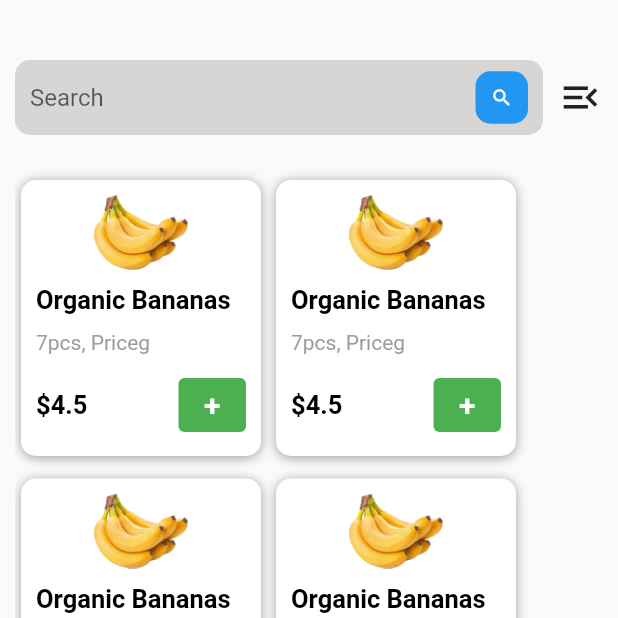
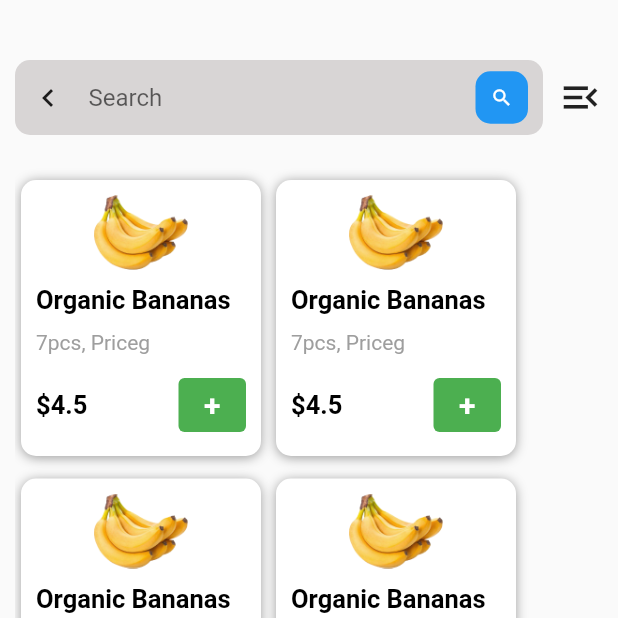
Before and after one commit to jahidul96/grocery_app, a Flutter app: the screen it shows after launch, item 2 of the bottom bar chosen, on a phone screen of 412 x 824 dp, the top half of it. Run offline on Flutter 3.47's test engine with Material 2 defaults, Android fonts, the phone set to English and light mode, and no system bars; our stand-ins replace flutter_signin_button.

Commit message:
some changes added!

```diff
--- a/lib/components/searchIconWidget.dart
+++ b/lib/components/searchIconWidget.dart
@@ -4,6 +4,8 @@ import 'package:flutter/cupertino.dart';
 import 'package:flutter/material.dart';
 import 'package:flutter/src/widgets/container.dart';
 import 'package:flutter/src/widgets/framework.dart';
+import 'package:groceries_app/screens/bottomNavigation.dart';
+import 'package:groceries_app/screens/home_screen.dart';
 
 class SearchIconWidet extends StatelessWidget {
   const SearchIconWidet({super.key});
@@ -23,6 +25,18 @@ class SearchIconWidet extends StatelessWidget {
       child: Row(
         // ignore: prefer_const_literals_to_create_immutables
         children: [
+          GestureDetector(
+            child: Icon(Icons.chevron_left),
+            onTap: () {
+              Navigator.push(
+                context,
+                MaterialPageRoute(builder: (context) => MainPage()),
+              );
+            },
+          ),
+          SizedBox(
+            width: 15,
+          ),
           Expanded(
             child: TextField(
               decoration: InputDecoration(
--- a/lib/screens/filter.dart
+++ b/lib/screens/filter.dart
@@ -5,6 +5,7 @@ import 'package:flutter/src/widgets/container.dart';
 import 'package:flutter/src/widgets/framework.dart';
 import 'package:groceries_app/components/TextWidget.dart';
 import 'package:groceries_app/components/selectcheck.dart';
+import 'package:groceries_app/screens/bottomNavigation.dart';
 import 'package:groceries_app/screens/search.dart';
 
 class ProductFilterPage extends StatefulWidget {
@@ -62,7 +63,7 @@ class _ProductFilterPageState extends State<ProductFilterPage> {
                     onTap: () {
                       Navigator.push(
                         context,
-                        MaterialPageRoute(builder: (context) => SearchPage()),
+                        MaterialPageRoute(builder: (context) => MainPage()),
                       );
                     },
                   ),
```
